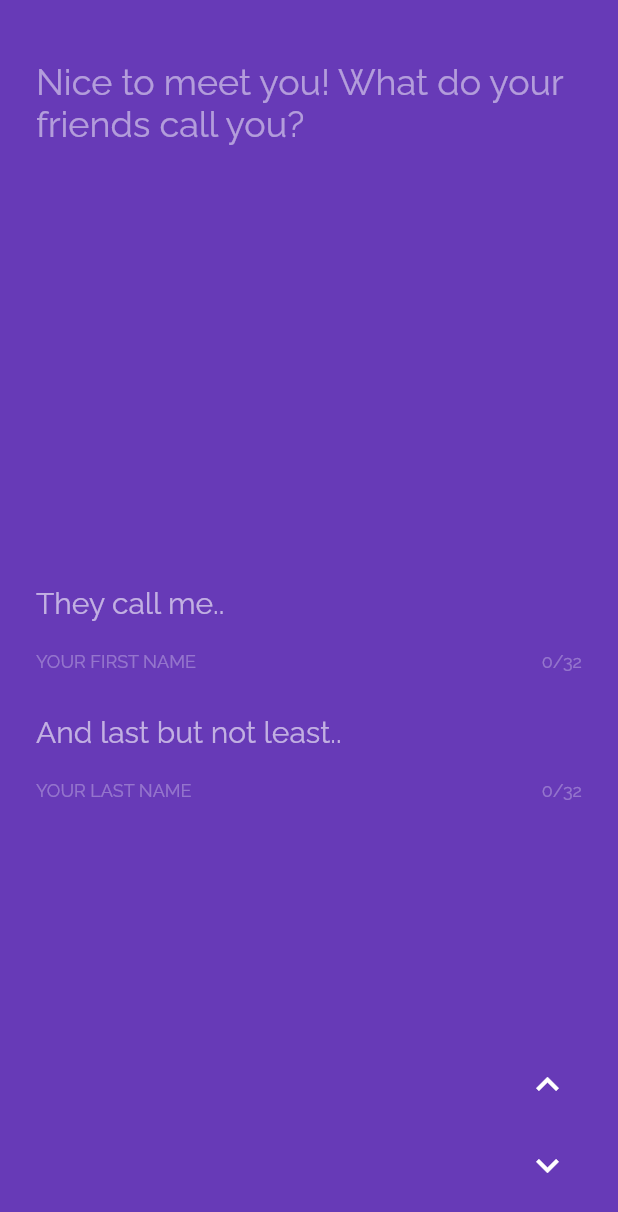
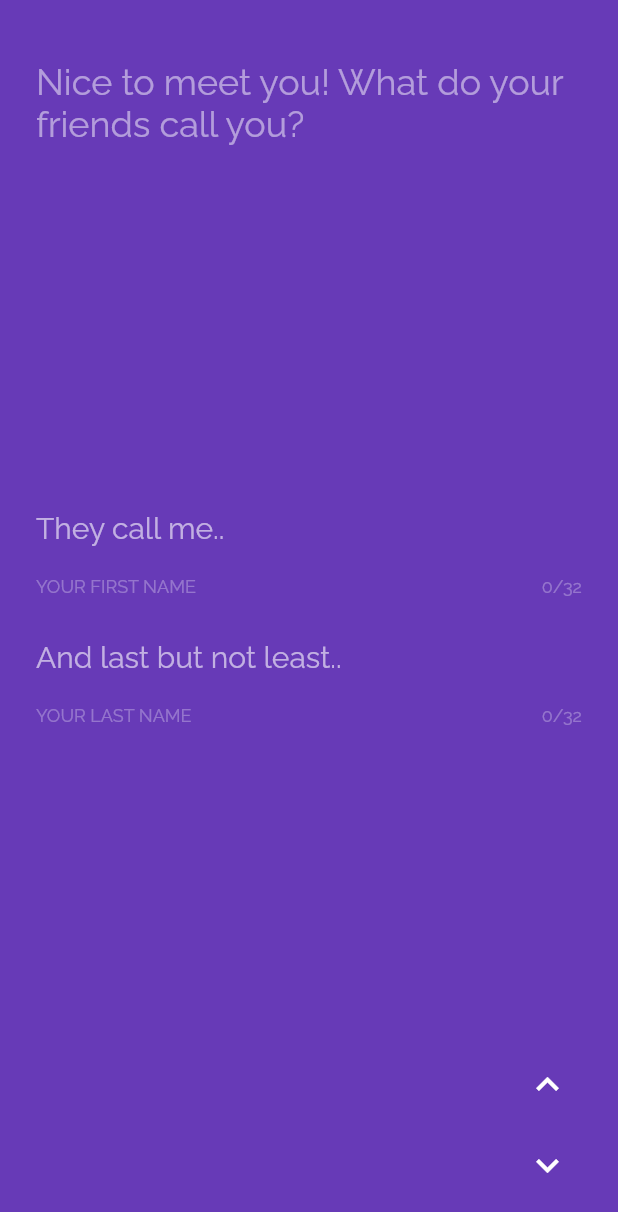
Before and after one commit to simonpham/easy_cv, a Flutter app: the screen it shows after launch, after a tap on "HI, RESUMEY!", on a phone screen of 412 x 824 dp. Shown: the top 1212 px of the screen. Run offline on Flutter 3.47's test engine with Material 2 defaults, Android fonts, the phone set to English and light mode, and no system bars; our stand-ins replace cached_network_image, cloud_firestore, dio, firebase_auth, responsive_builder, shimmer; accounts and stored records are empty.

Commit message:
feat: add space to bottoms of begin pages

```diff
--- a/lib/ui/pages/begin_page.dart
+++ b/lib/ui/pages/begin_page.dart
@@ -5,6 +5,8 @@ import 'package:easy_cv/utils/extensions.dart';
 import 'package:easy_cv/view_models/begin_view_model.dart';
 import 'package:flutter/material.dart';
 import 'package:scoped_model/scoped_model.dart';
+
+const _navigateButtonsHeight = 100.0;
 
 class BeginPage extends StatelessWidget {
   @override
@@ -224,6 +226,7 @@ class PageName extends StatelessWidget {
                 model.lastName = model.lastNameTextController.text,
           ).addMarginTop(),
           Container().expand(),
+          SizedBox(height: _navigateButtonsHeight),
         ],
       ).addPaddingHorizontal(3).addPaddingVertical(3).wrapSafeArea(),
     );
@@ -277,6 +280,7 @@ class PageLocation extends StatelessWidget {
             model.location = model.locationTextController.text,
           ).addMarginTop(),
           Container().expand(),
+          SizedBox(height: _navigateButtonsHeight),
         ],
       ).addPaddingHorizontal(3).addPaddingVertical(3).wrapSafeArea(),
     );
@@ -330,6 +334,7 @@ class PageEmail extends StatelessWidget {
             model.location = model.locationTextController.text,
           ).addMarginTop(),
           Container().expand(),
+          SizedBox(height: _navigateButtonsHeight),
         ],
       ).addPaddingHorizontal(3).addPaddingVertical(3).wrapSafeArea(),
     );
@@ -383,6 +388,7 @@ class PageBio extends StatelessWidget {
             model.bio = model.bioTextController.text,
           ).addMarginTop(),
           Container().expand(),
+          SizedBox(height: _navigateButtonsHeight),
         ],
       ).addPaddingHorizontal(3).addPaddingVertical(3).wrapSafeArea(),
     );
@@ -436,6 +442,7 @@ class PageUsername extends StatelessWidget {
             model.username = model.usernameTextController.text,
           ).addMarginTop(),
           Container().expand(),
+          SizedBox(height: _navigateButtonsHeight),
         ],
       ).addPaddingHorizontal(3).addPaddingVertical(3).wrapSafeArea(),
     );
@@ -491,6 +498,7 @@ class PagePassword extends StatelessWidget {
             model.password = model.passwordTextController.text,
           ).addMarginTop(),
           Container().expand(),
+          SizedBox(height: _navigateButtonsHeight),
         ],
       ).addPaddingHorizontal(3).addPaddingVertical(3).wrapSafeArea(),
     );
```
